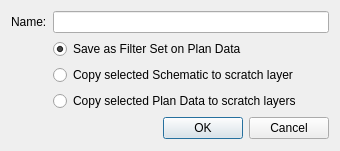
Qt form filter/filter_export_dialog_base.ui (lparchaeology/ArkPlan) before a commit.
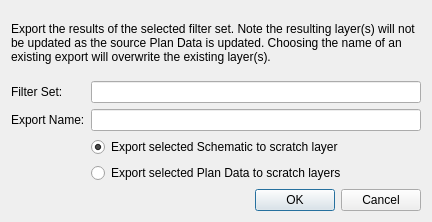
The same form after that commit.

Commit message: Complete saving of named filter sets

Patch:
```diff
--- a/filter/filter_export_dialog_base.ui
+++ b/filter/filter_export_dialog_base.ui
@@ -6,25 +6,39 @@
    <rect>
     <x>0</x>
     <y>0</y>
-    <width>340</width>
-    <height>151</height>
+    <width>432</width>
+    <height>222</height>
    </rect>
   </property>
   <property name="windowTitle">
    <string>Filter Set Save/Export</string>
   </property>
   <layout class="QGridLayout" name="gridLayout">
-   <item row="0" column="0">
-    <widget class="QLabel" name="filterSetNameLabel">
+   <item row="2" column="0">
+    <widget class="QLabel" name="exportNameLabel">
      <property name="text">
-      <string>Name:</string>
+      <string>Export Name:</string>
      </property>
     </widget>
    </item>
-   <item row="0" column="1">
-    <widget class="QLineEdit" name="filterSetNameEdit"/>
+   <item row="4" column="1">
+    <widget class="QRadioButton" name="exportDataButton">
+     <property name="text">
+      <string>Export selected Plan Data to scratch layers</string>
+     </property>
+    </widget>
    </item>
-   <item row="4" column="0" colspan="2">
+   <item row="3" column="1">
+    <widget class="QRadioButton" name="exportSchematicButton">
+     <property name="text">
+      <string>Export selected Schematic to scratch layer</string>
+     </property>
+     <property name="checked">
+      <bool>true</bool>
+     </property>
+    </widget>
+   </item>
+   <item row="5" column="0" colspan="2">
     <widget class="QDialogButtonBox" name="buttonBox">
      <property name="orientation">
       <enum>Qt::Horizontal</enum>
@@ -35,26 +49,32 @@
     </widget>
    </item>
    <item row="1" column="1">
-    <widget class="QRadioButton" name="saveButton">
-     <property name="text">
-      <string>Save as Filter Set on Plan Data</string>
-     </property>
-     <property name="checked">
+    <widget class="QLineEdit" name="filterSetNameEdit">
+     <property name="readOnly">
       <bool>true</bool>
      </property>
     </widget>
    </item>
    <item row="2" column="1">
-    <widget class="QRadioButton" name="exportSchematicButton">
+    <widget class="QLineEdit" name="exportNameEdit"/>
+   </item>
+   <item row="1" column="0">
+    <widget class="QLabel" name="filterSetNameLabel">
      <property name="text">
-      <string>Copy selected Schematic to scratch layer</string>
+      <string>Filter Set:</string>
      </property>
     </widget>
    </item>
-   <item row="3" column="1">
-    <widget class="QRadioButton" name="exportDataButton">
+   <item row="0" column="0" colspan="2">
+    <widget class="QLabel" name="infoLabel">
      <property name="text">
-      <string>Copy selected Plan Data to scratch layers</string>
+      <string>Export the results of the selected filter set. Note the resulting layer(s) will not be updated as the source Plan Data is updated. Choosing the name of an existing export will overwrite the existing layer(s).</string>
+     </property>
+     <property name="textFormat">
+      <enum>Qt::LogText</enum>
+     </property>
+     <property name="wordWrap">
+      <bool>true</bool>
      </property>
     </widget>
    </item>
```
Left out of the diff: 2 changed lines with no effect on the pictures. The commit also changes 11 other files.
